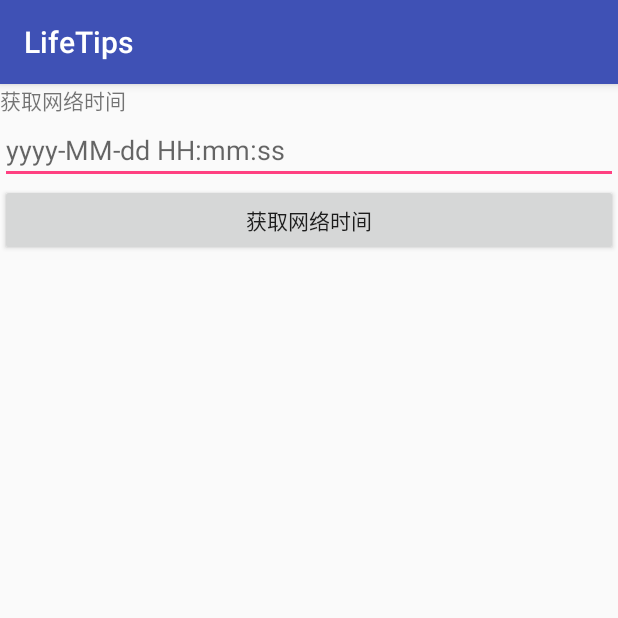
After one commit to selfconzrr/LifeTips, an Android app: the NetworkTimeActivity screen opened directly, with no data from a screen before it, on a phone screen of 412 x 824 dp, the top half of it. The commit adds this screen. Run offline under Robolectric (Android 15) with nearby library versions, the phone set to English and light mode, and no system bars; our stand-ins replace ButterKnife, EventBus.

Commit message:
增加实时获取网络时间的功能

```diff
--- a/app/build.gradle
+++ b/app/build.gradle
@@ -25,6 +25,7 @@ dependencies {
     testImplementation 'junit:junit:4.12'
     implementation 'com.jakewharton:butterknife:8.8.1'
     annotationProcessor 'com.jakewharton:butterknife-compiler:8.8.1'
+    implementation 'org.greenrobot:eventbus:3.0.0'
     androidTestImplementation 'com.android.support.test:runner:1.0.2'
     androidTestImplementation 'com.android.support.test.espresso:espresso-core:3.0.2'
 }
--- a/app/src/main/AndroidManifest.xml
+++ b/app/src/main/AndroidManifest.xml
@@ -1,6 +1,8 @@
 <?xml version="1.0" encoding="utf-8"?>
 <manifest xmlns:android="http://schemas.android.com/apk/res/android"
   package="com.example.zhangruirui.lifetips">
+
+  <uses-permission android:name="android.permission.INTERNET"/>
 
   <application
     android:allowBackup="true"
@@ -19,7 +21,8 @@
       </intent-filter>
     </activity>
     <activity android:name=".LoginActivity" />
-    <activity android:name=".LightIntensityActivity"></activity>
+    <activity android:name=".LightIntensityActivity" />
+    <activity android:name=".NetworkTimeActivity"></activity>
   </application>
 
 </manifest>
--- /dev/null
+++ b/app/src/main/java/com/example/zhangruirui/events/GetTimeEvent.java
@@ -0,0 +1,4 @@
+package com.example.zhangruirui.events;
+
+public class GetTimeEvent {
+}
--- a/app/src/main/java/com/example/zhangruirui/lifetips/LightIntensityActivity.java
+++ b/app/src/main/java/com/example/zhangruirui/lifetips/LightIntensityActivity.java
@@ -18,7 +18,7 @@ import butterknife.ButterKnife;
  * email：1138517609@qq.com
  * GitHub：https://github.com/selfcon
  * Blog：http://blog.csdn.net/u011489043
- * Date：11/05/18
+ * Date：11/07/18
  */
 public class LightIntensityActivity extends AppCompatActivity {
 
--- a/app/src/main/java/com/example/zhangruirui/lifetips/MainActivity.java
+++ b/app/src/main/java/com/example/zhangruirui/lifetips/MainActivity.java
@@ -38,6 +38,12 @@ public class MainActivity extends AppCompatActivity {
     startActivity(intent);
   }
 
+  @OnClick(R.id.getTime)
+  public void onClickTime() {
+    final Intent intent = new Intent(MainActivity.this, NetworkTimeActivity.class);
+    startActivity(intent);
+  }
+
   private void doExit() {
     new AlertDialog.Builder(MainActivity.this)
         .setTitle("Quit")
--- /dev/null
+++ b/app/src/main/java/com/example/zhangruirui/lifetips/NetworkTimeActivity.java
@@ -0,0 +1,89 @@
+package com.example.zhangruirui.lifetips;
+
+import android.os.Bundle;
+import android.support.v7.app.AppCompatActivity;
+import android.widget.Button;
+import android.widget.EditText;
+
+import com.example.zhangruirui.events.GetTimeEvent;
+
+import org.greenrobot.eventbus.EventBus;
+import org.greenrobot.eventbus.Subscribe;
+import org.greenrobot.eventbus.ThreadMode;
+
+import java.io.IOException;
+import java.net.MalformedURLException;
+import java.net.URL;
+import java.net.URLConnection;
+import java.text.SimpleDateFormat;
+import java.util.Date;
+import java.util.Locale;
+
+import butterknife.BindView;
+import butterknife.ButterKnife;
+import butterknife.OnClick;
+
+/**
+ * @author zhangruirui
+ * email：1138517609@qq.com
+ * GitHub：https://github.com/selfcon
+ * Blog：http://blog.csdn.net/u011489043
+ * Date：11/08/18
+ */
+public class NetworkTimeActivity extends AppCompatActivity {
+
+  @BindView(R.id.showTime)
+  EditText mShowTime;
+
+  @BindView(R.id.getNetworkTime)
+  Button mGetNetworkTime;
+
+  private Long mTime = null;
+
+  private SimpleDateFormat mSimpleDateFormat;
+
+  @Override
+  protected void onCreate(Bundle savedInstanceState) {
+    super.onCreate(savedInstanceState);
+    setContentView(R.layout.activity_network_time);
+    ButterKnife.bind(this);
+    EventBus.getDefault().register(this);
+
+  }
+
+  @Override
+  protected void onDestroy() {
+    super.onDestroy();
+    EventBus.getDefault().unregister(this);
+  }
+
+  @OnClick(R.id.getNetworkTime)
+  public void onClick() {
+    EventBus.getDefault().post(new GetTimeEvent());
+  }
+
+  @Subscribe(threadMode = ThreadMode.BACKGROUND)
+  public void onEvent(GetTimeEvent event) {
+    try {
+      final URL url = new URL("https://www.baidu.com");
+      final URLConnection urlConnection = url.openConnection();
+      mSimpleDateFormat = new SimpleDateFormat(getResources().getString(R.string
+          .showNetworkTime), Locale.CHINA); // 24小时制
+      urlConnection.connect();
+      mTime = urlConnection.getDate();
+
+      runOnUiThread(new Runnable() {
+        @Override
+        public void run() {
+          if (mTime != null) {
+            mShowTime.setText(mSimpleDateFormat.format(new Date(mTime)));
+          }
+        }
+      });
+    } catch (MalformedURLException e) {
+      e.printStackTrace();
+    } catch (IOException e) {
+      e.printStackTrace();
+    }
+  }
+}
--- /dev/null
+++ b/app/src/main/res/layout/activity_network_time.xml
@@ -0,0 +1,29 @@
+<?xml version="1.0" encoding="utf-8"?>
+<android.support.constraint.ConstraintLayout xmlns:android="http://schemas.android.com/apk/res/android"
+  xmlns:tools="http://schemas.android.com/tools"
+  android:layout_width="match_parent"
+  android:layout_height="match_parent"
+  xmlns:app="http://schemas.android.com/apk/res-auto"
+  tools:context=".NetworkTimeActivity">
+
+  <TextView
+    android:id="@+id/hint"
+    android:layout_width="wrap_content"
+    android:layout_height="wrap_content"
+    android:text="@string/getNetworkTime" />
+
+  <EditText
+    android:id="@+id/showTime"
+    android:layout_width="match_parent"
+    android:layout_height="wrap_content"
+    app:layout_constraintTop_toBottomOf="@+id/hint"
+    android:hint="@string/showNetworkTime"
+    android:inputType="datetime" />
+
+  <Button
+    android:id="@+id/getNetworkTime"
+    android:layout_width="match_parent"
+    android:layout_height="wrap_content"
+    android:text="@string/getNetworkTime"
+    app:layout_constraintTop_toBottomOf="@+id/showTime" />
+</android.support.constraint.ConstraintLayout>
--- a/app/src/main/res/values/strings.xml
+++ b/app/src/main/res/values/strings.xml
@@ -10,5 +10,8 @@
   <string name="remember_password">Remember password</string>
   <string name="light_intensity">光照强度</string>
   <string name="quit">退出</string>
+  <string name="getTime">获取时间</string>
+  <string name="getNetworkTime">获取网络时间</string>
+  <string name="showNetworkTime">yyyy-MM-dd HH:mm:ss</string>
 
 </resources>
```
Also changed, not shown: app/src/main/res/layout/activity_main.xml (+9 -0 lines).
